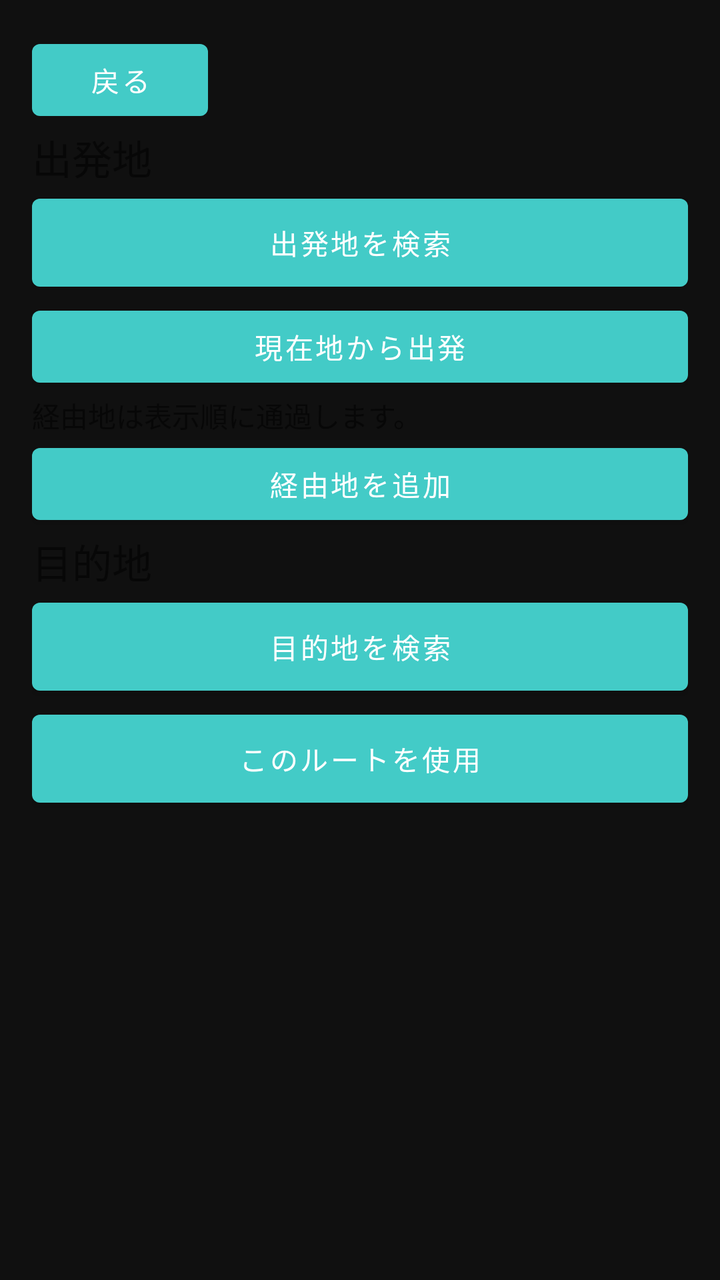
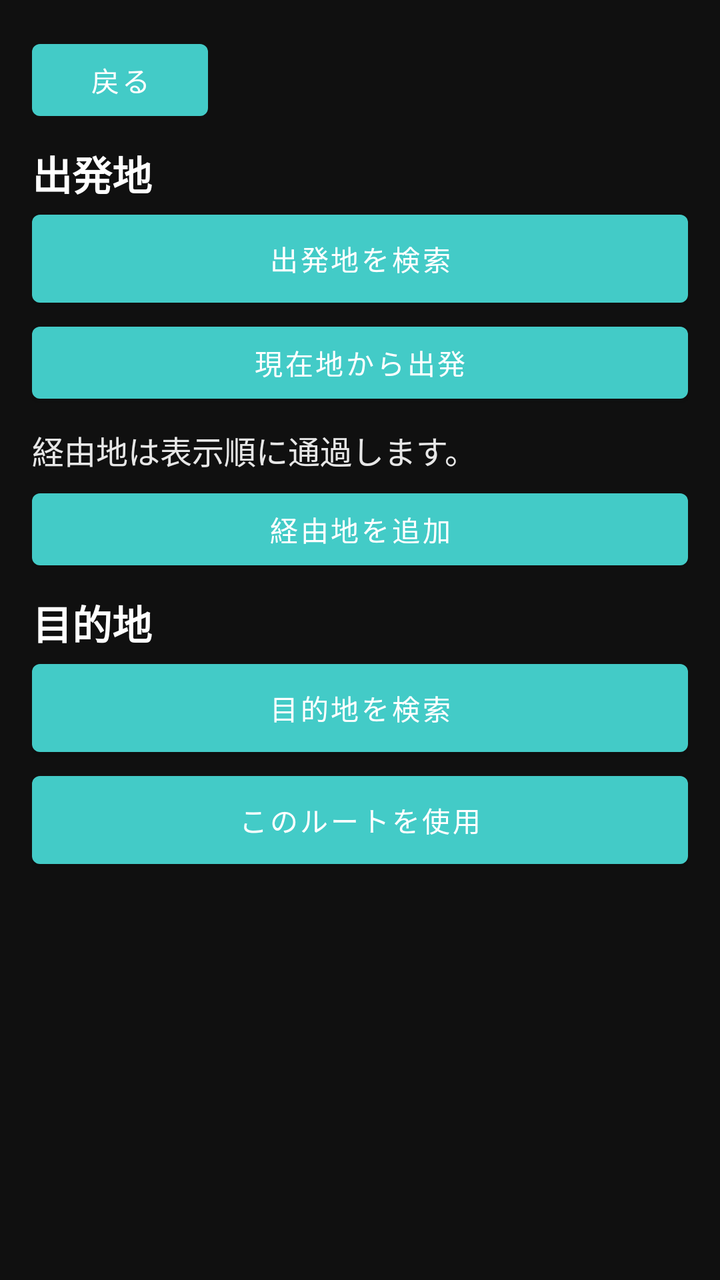

The first picture is an Android layout as it rendered before a commit; the second is the same layout after the commit. The layout source and the unified diff follow.
<!-- AndroidManifest.xml: application theme Theme.Tobira -->
<!-- res/layout/activity_route_editor.xml -->
<?xml version="1.0" encoding="utf-8"?>
<ScrollView xmlns:android="http://schemas.android.com/apk/res/android"
    android:layout_width="match_parent"
    android:layout_height="match_parent"
    android:fillViewport="true"
    android:fitsSystemWindows="true">
    <LinearLayout
        android:layout_width="match_parent"
        android:layout_height="wrap_content"
        android:orientation="vertical"
        android:padding="16dp">
        <Button
            android:id="@+id/editor_back"
            android:layout_width="wrap_content"
            android:layout_height="wrap_content"
            android:minHeight="48dp"
            android:text="@string/back" />
        <TextView
            android:layout_width="match_parent"
            android:layout_height="wrap_content"
            android:text="@string/route_start"
            android:textSize="20sp"
            android:labelFor="@id/select_start" />
        <Button
            android:id="@+id/select_start"
            android:layout_width="match_parent"
            android:layout_height="wrap_content"
            android:minHeight="56dp"
            android:text="@string/choose_start" />
        <Button
            android:id="@+id/use_current_start"
            android:layout_width="match_parent"
            android:layout_height="wrap_content"
            android:minHeight="48dp"
            android:text="@string/use_current_start" />
        <TextView
            android:layout_width="match_parent"
            android:layout_height="wrap_content"
            android:id="@+id/editor_order_hint"
            android:text="@string/route_order_hint" />
        <LinearLayout
            android:id="@+id/stop_rows"
            android:layout_width="match_parent"
            android:layout_height="wrap_content"
            android:orientation="vertical" />
        <Button
            android:id="@+id/add_stop"
            android:layout_width="match_parent"
            android:layout_height="wrap_content"
            android:minHeight="48dp"
            android:text="@string/add_stop" />
        <TextView
            android:layout_width="match_parent"
            android:layout_height="wrap_content"
            android:text="@string/route_finish"
            android:textSize="20sp"
            android:labelFor="@id/select_finish" />
        <Button
            android:id="@+id/select_finish"
            android:layout_width="match_parent"
            android:layout_height="wrap_content"
            android:minHeight="56dp"
            android:text="@string/choose_finish" />
        <Button
            android:id="@+id/apply_route"
            android:layout_width="match_parent"
            android:layout_height="wrap_content"
            android:minHeight="56dp"
            android:text="@string/apply_route" />
    </LinearLayout>
</ScrollView>
<!-- resources referenced by this layout -->
<resources>
  <string name="add_stop">経由地を追加</string>
  <string name="apply_route">このルートを使用</string>
  <string name="back">戻る</string>
  <string name="choose_finish">目的地を検索</string>
  <string name="choose_start">出発地を検索</string>
  <string name="route_finish">目的地</string>
  <string name="route_order_hint">経由地は表示順に通過します。</string>
  <string name="route_start">出発地</string>
  <string name="use_current_start">現在地から出発</string>
  <style name="Theme.Tobira" parent="Theme.MaterialComponents.DayNight.NoActionBar">
          <item name="colorPrimary">@color/tobira_teal</item>
          <item name="colorPrimaryVariant">@color/tobira_teal_dark</item>
          <item name="colorOnPrimary">@color/white</item>
          <item name="colorSecondary">@color/tobira_teal_mid</item>
          <item name="colorSecondaryVariant">@color/tobira_teal_dark</item>
          <item name="colorOnSecondary">@color/white</item>
          <item name="android:statusBarColor">@color/tobira_node_bg</item>
          <item name="android:windowBackground">@color/tobira_node_bg</item>
          <item name="android:forceDarkAllowed">false</item>
      </style>
  <color name="tobira_teal">#FF43CBC7</color>
  <color name="tobira_teal_dark">#FF008F87</color>
  <color name="white">#FFFFFFFF</color>
  <color name="tobira_teal_mid">#FF009E95</color>
  <color name="tobira_node_bg">#FF101010</color>
</resources>

<!-- the commit's change to res/layout/activity_route_editor.xml (unified diff, before → after) -->
@@ -18,8 +18,11 @@
         <TextView
             android:layout_width="match_parent"
             android:layout_height="wrap_content"
+            android:layout_marginTop="8dp"
             android:text="@string/route_start"
+            android:textColor="#FFFFFFFF"
             android:textSize="20sp"
+            android:textStyle="bold"
             android:labelFor="@id/select_start" />
         <Button
             android:id="@+id/select_start"
@@ -37,7 +40,11 @@
             android:layout_width="match_parent"
             android:layout_height="wrap_content"
             android:id="@+id/editor_order_hint"
-            android:text="@string/route_order_hint" />
+            android:layout_marginTop="8dp"
+            android:layout_marginBottom="4dp"
+            android:text="@string/route_order_hint"
+            android:textColor="#E6FFFFFF"
+            android:textSize="16sp" />
         <LinearLayout
             android:id="@+id/stop_rows"
             android:layout_width="match_parent"
@@ -50,10 +57,14 @@
             android:minHeight="48dp"
             android:text="@string/add_stop" />
         <TextView
+            android:id="@+id/route_finish_label"
             android:layout_width="match_parent"
             android:layout_height="wrap_content"
+            android:layout_marginTop="8dp"
             android:text="@string/route_finish"
+            android:textColor="#FFFFFFFF"
             android:textSize="20sp"
+            android:textStyle="bold"
             android:labelFor="@id/select_finish" />
         <Button
             android:id="@+id/select_finish"
